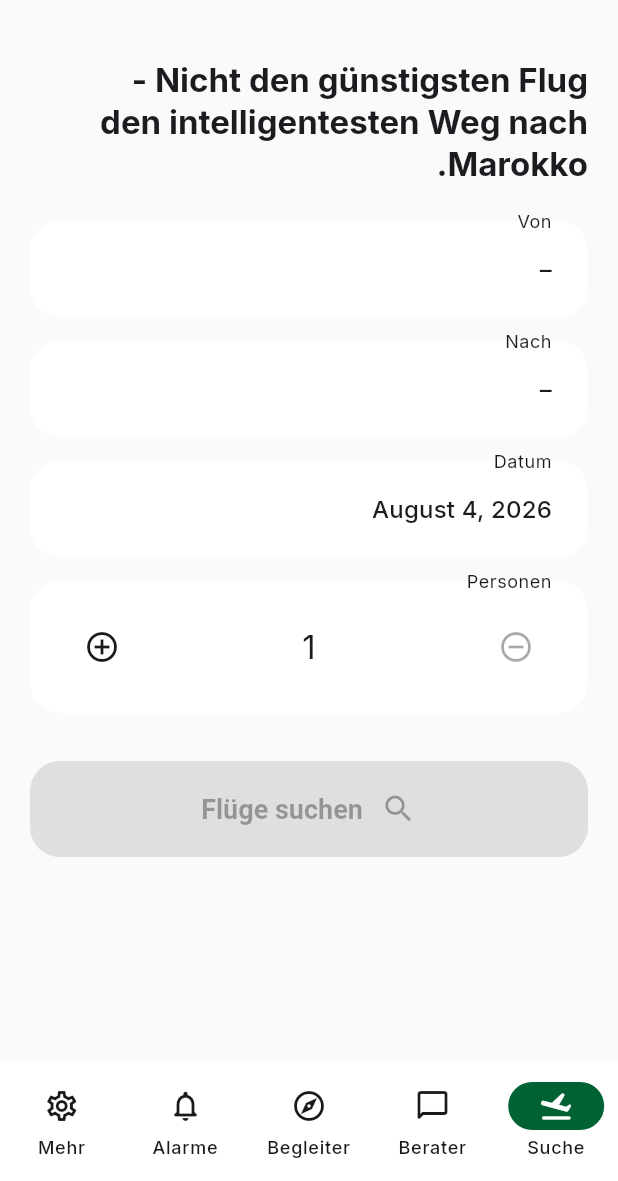
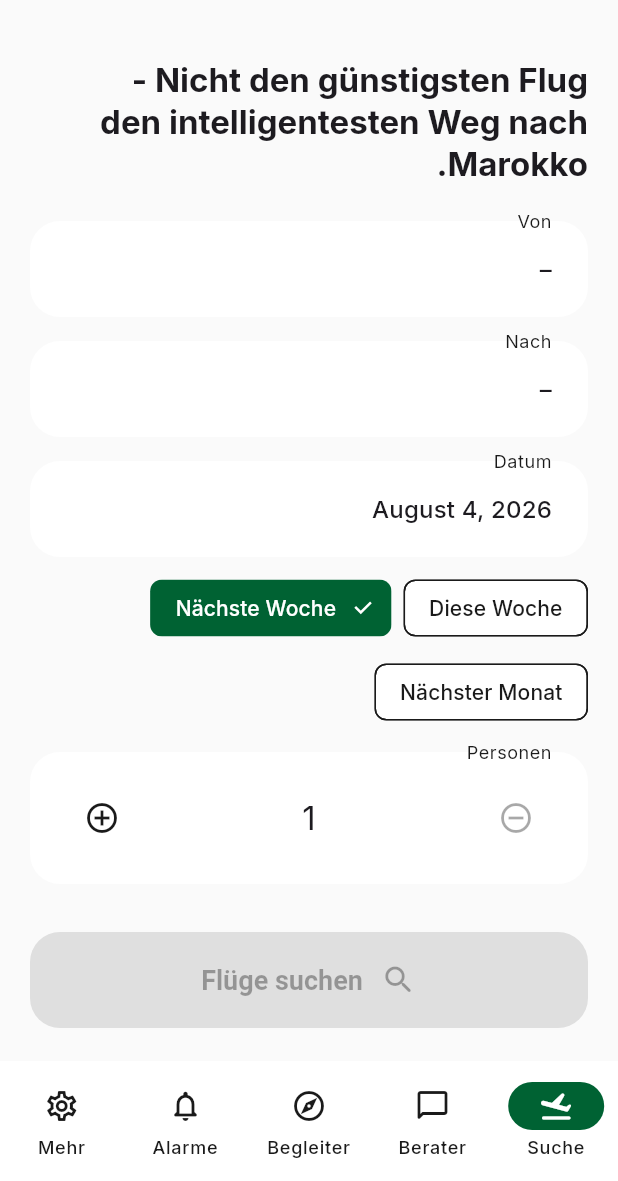
Before and after one commit to bakr1100-cyber/Bakr, a Flutter app: the screen it shows after launch, after a tap on "الدارجة", on a phone screen of 412 x 824 dp, the part 55-1236 px from its top. Run offline on Flutter 3.47's test engine with Material 3 defaults, Android fonts, the phone set to English and light mode, and no system bars; our stand-ins replace firebase_core, firebase_messaging, flutter_local_notifications, flutter_tts, google_fonts, shared_preferences and 1 more; accounts and stored records are empty.

```diff
--- a/lib/app.dart
+++ b/lib/app.dart
@@ -126,7 +126,10 @@ class _MarocFlyAppState extends State<MarocFlyApp> {
         ChangeNotifierProvider.value(value: _themeProvider),
         ChangeNotifierProvider.value(value: _preferencesProvider),
         ChangeNotifierProvider(
-          create: (_) => SearchProvider(service: _flightSearchService),
+          create: (_) => SearchProvider(
+            service: _flightSearchService,
+            preferences: _preferencesProvider,
+          ),
         ),
         ChangeNotifierProvider(
           create: (_) => ChatProvider(
--- a/lib/models/airport.dart
+++ b/lib/models/airport.dart
@@ -63,3 +63,11 @@ Airport? findAirportByCity(String query) {
   }
   return null;
 }
+
+Airport? findAirportByCode(String? code) {
+  if (code == null) return null;
+  for (final airport in [...europeanAirports, ...moroccanAirports]) {
+    if (airport.code == code) return airport;
+  }
+  return null;
+}
--- a/lib/providers/search_provider.dart
+++ b/lib/providers/search_provider.dart
@@ -4,15 +4,29 @@ import '../models/airport.dart';
 import '../models/itinerary.dart';
 import '../models/travel_intent.dart';
 import '../services/flight_search_service.dart';
+import 'preferences_provider.dart';
 
 /// Drives the classic three-field-and-go search form (as opposed to the
 /// conversational flow in [ChatProvider]) - departure, destination, date,
 /// passengers, then straight to results in three taps.
+///
+/// Pre-fills origin/destination from [PreferencesProvider] (if a favorite
+/// route is already known) and saves the route used on every search back
+/// to preferences, so a returning user's fields are already filled in and
+/// the golden path shrinks toward the promised three taps: open the app,
+/// review the pre-filled route, tap search.
 class SearchProvider extends ChangeNotifier {
-  SearchProvider({FlightSearchService? service})
-      : _service = service ?? FlightSearchService();
+  SearchProvider({FlightSearchService? service, PreferencesProvider? preferences})
+      : _service = service ?? FlightSearchService(),
+        _preferences = preferences {
+    final saved = preferences?.preferences;
+    origin = findAirportByCode(saved?.favoriteOriginAirportCode);
+    destination = findAirportByCode(saved?.favoriteDestinationAirportCode);
+    passengers = saved?.travelsWithFamily == true ? 4 : 1;
+  }
 
   final FlightSearchService _service;
+  final PreferencesProvider? _preferences;
 
   Airport? origin;
   Airport? destination;
@@ -66,5 +80,13 @@ class SearchProvider extends ChangeNotifier {
 
     isLoading = false;
     notifyListeners();
+
+    await _preferences?.update(
+      (p) => p.copyWith(
+        favoriteOriginAirportCode: origin!.code,
+        favoriteDestinationAirportCode: destination!.code,
+        travelsWithFamily: passengers >= 4,
+      ),
+    );
   }
 }
--- a/lib/screens/assistant/ai_chat_screen.dart
+++ b/lib/screens/assistant/ai_chat_screen.dart
@@ -50,8 +50,8 @@ class _AiChatScreenState extends State<AiChatScreen> {
     });
   }
 
-  Future<void> _sendText() async {
-    final text = _controller.text;
+  Future<void> _sendText([String? textOverride]) async {
+    final text = textOverride ?? _controller.text;
     if (text.trim().isEmpty) return;
     _controller.clear();
     final chat = context.read<ChatProvider>();
@@ -109,12 +109,25 @@ class _AiChatScreenState extends State<AiChatScreen> {
               children: [
                 for (final message in chat.messages) ChatBubble(message: message),
                 if (chat.isThinking)
-                  const Padding(
-                    padding: EdgeInsets.symmetric(vertical: 8),
-                    child: SizedBox(
-                      height: 20,
-                      width: 20,
-                      child: CircularProgressIndicator(strokeWidth: 2),
+                  Align(
+                    alignment: Alignment.centerLeft,
+                    child: Padding(
+                      padding: const EdgeInsets.symmetric(vertical: 8),
+                      child: Row(
+                        mainAxisSize: MainAxisSize.min,
+                        children: [
+                          const SizedBox(
+                            height: 16,
+                            width: 16,
+                            child: CircularProgressIndicator(strokeWidth: 2),
+                          ),
+                          const SizedBox(width: 10),
+                          Text(
+                            'denkt nach...',
+                            style: Theme.of(context).textTheme.bodySmall,
+                          ),
+                        ],
+                      ),
                     ),
                   ),
                 if (chat.lastResults != null)
@@ -130,6 +143,26 @@ class _AiChatScreenState extends State<AiChatScreen> {
                         ),
                       ),
                     ),
+                if (chat.messages.length <= 1)
+                  Padding(
+                    padding: const EdgeInsets.only(top: 12),
+                    child: Wrap(
+                      spacing: 8,
+                      runSpacing: 8,
+                      children: [
+                        for (final suggestion in const [
+                          'Nach Casablanca',
+                          'Nach Fès',
+                          'Günstigste Option',
+                          'Ich reise mit meiner Familie',
+                        ])
+                          ActionChip(
+                            label: Text(suggestion),
+                            onPressed: () => _sendText(suggestion),
+                          ),
+                      ],
+                    ),
+                  ),
               ],
             ),
           ),
--- a/lib/screens/search/search_form_screen.dart
+++ b/lib/screens/search/search_form_screen.dart
@@ -49,6 +49,11 @@ class SearchFormScreen extends StatelessWidget {
             date: search.date,
             onChanged: search.setDate,
           ),
+          const SizedBox(height: 10),
+          _QuickDateChips(
+            selected: search.date,
+            onChanged: search.setDate,
+          ),
           const SizedBox(height: 16),
           PassengerCounter(
             count: search.passengers,
@@ -73,6 +78,41 @@ class SearchFormScreen extends StatelessWidget {
           ),
         ],
       ),
+    );
+  }
+}
+
+/// One-tap shortcuts for the most common travel dates, so most searches
+/// never need the full date-picker dialog at all.
+class _QuickDateChips extends StatelessWidget {
+  const _QuickDateChips({required this.selected, required this.onChanged});
+
+  final DateTime selected;
+  final ValueChanged<DateTime> onChanged;
+
+  bool _isSameDay(DateTime a, DateTime b) =>
+      a.year == b.year && a.month == b.month && a.day == b.day;
+
+  @override
+  Widget build(BuildContext context) {
+    final now = DateTime.now();
+    final presets = <String, DateTime>{
+      'Diese Woche': now.add(const Duration(days: 3)),
+      'Nächste Woche': now.add(const Duration(days: 7)),
+      'Nächster Monat': now.add(const Duration(days: 30)),
+    };
+
+    return Wrap(
+      spacing: 8,
+      runSpacing: 8,
+      children: [
+        for (final entry in presets.entries)
+          ChoiceChip(
+            label: Text(entry.key),
+            selected: _isSameDay(selected, entry.value),
+            onSelected: (_) => onChanged(entry.value),
+          ),
+      ],
     );
   }
 }
```
Also changed, not shown: lib/screens/search/search_results_screen.dart (+20 -2 lines), 2 other files.
